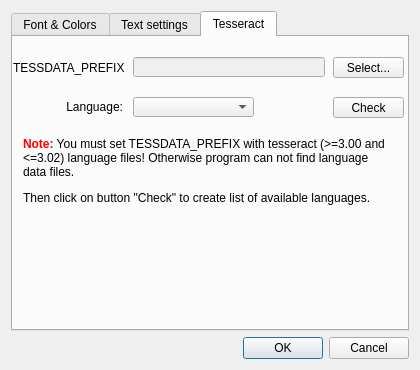
This is src/SettingsDialog.ui in zdenop/qt-box-editor as Qt 5 draws it before an edit. The edited form follows.
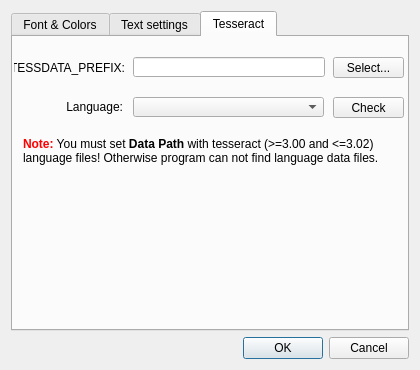
This is the edited form.

Commit message: tesseract settings

What changed in the file:
```diff
--- a/src/SettingsDialog.ui
+++ b/src/SettingsDialog.ui
@@ -483,17 +483,20 @@
         <widget class="QLabel" name="lblPrefix">
          <property name="geometry">
           <rect>
-           <x>0</x>
+           <x>1</x>
            <y>20</y>
-           <width>112</width>
+           <width>111</width>
            <height>21</height>
           </rect>
          </property>
          <property name="text">
           <string notr="true">TESSDATA_PREFIX:</string>
          </property>
+         <property name="alignment">
+          <set>Qt::AlignRight|Qt::AlignTrailing|Qt::AlignVCenter</set>
+         </property>
         </widget>
-        <widget class="QPushButton" name="pbPrefix">
+        <widget class="QPushButton" name="pbSelectDP">
          <property name="enabled">
           <bool>true</bool>
          </property>
@@ -511,7 +514,7 @@
         </widget>
         <widget class="QLineEdit" name="lnPrefix">
          <property name="enabled">
-          <bool>false</bool>
+          <bool>true</bool>
          </property>
          <property name="geometry">
           <rect>
@@ -522,7 +525,7 @@
           </rect>
          </property>
          <property name="toolTip">
-          <string>&lt;p&gt;Put here path to your tessdata directory. E.g. if your tessdata directory is &amp;quot;C:\Program Files\Tesseract-OCR\tessdata&amp;quot; put here &amp;quot;C:\Program Files\Tesseract-OCR\&amp;quot;.&lt;/p&gt;</string>
+          <string>&lt;html&gt;&lt;head/&gt;&lt;body&gt;&lt;p&gt;&lt;br/&gt;&lt;/p&gt;&lt;/body&gt;&lt;/html&gt;</string>
          </property>
          <property name="text">
           <string/>
@@ -549,7 +552,7 @@
           <rect>
            <x>120</x>
            <y>60</y>
-           <width>121</width>
+           <width>191</width>
            <height>20</height>
           </rect>
          </property>
@@ -580,7 +583,7 @@
           </rect>
          </property>
          <property name="text">
-          <string>&lt;html&gt;&lt;head/&gt;&lt;body&gt;&lt;p&gt;&lt;span style=&quot; font-weight:600; color:#ff0000;&quot;&gt;Note:&lt;/span&gt; You must set TESSDATA_PREFIX with tesseract (&amp;gt;=3.00 and &amp;lt;=3.02) language files! Otherwise program can not find  language data files. &lt;/p&gt;&lt;p&gt;Then click on button &amp;quot;Check&amp;quot; to create list of available languages.&lt;/p&gt;&lt;/body&gt;&lt;/html&gt;</string>
+          <string>&lt;html&gt;&lt;head/&gt;&lt;body&gt;&lt;p&gt;&lt;span style=&quot; font-weight:600; color:#ff0000;&quot;&gt;Note:&lt;/span&gt; You must set &lt;span style=&quot; font-weight:600;&quot;&gt;Data Path&lt;/span&gt; with tesseract (&amp;gt;=3.00 and &amp;lt;=3.02) language files! Otherwise program can not find language data files. &lt;/p&gt;&lt;/body&gt;&lt;/html&gt;</string>
          </property>
          <property name="alignment">
           <set>Qt::AlignLeading|Qt::AlignLeft|Qt::AlignTop</set>
```
The commit also changes 4 other files.
